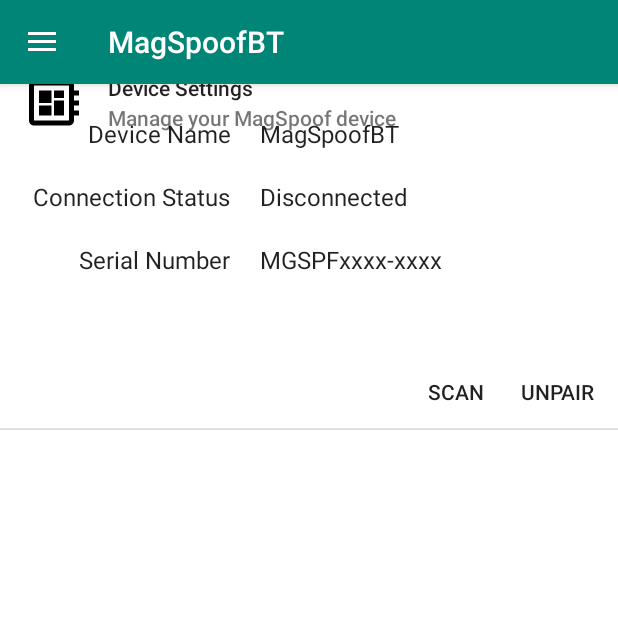
After one commit to jtcressy/magspoof-bt-edition, an Android app: the fragment DeviceSettingsFragment placed in its activity, on a phone screen of 412 x 824 dp, the top half of it. The commit adds this screen. Run offline under Robolectric (Android 15) with nearby library versions, the phone set to English and light mode, and no system bars.

Commit message:
Implement skeleton code for DeviceSettings

```diff
--- a/androidapp/app/build.gradle
+++ b/androidapp/app/build.gradle
@@ -23,6 +23,7 @@
     implementation 'com.android.support:appcompat-v7:28.0.0'
     implementation 'com.android.support:design:28.0.0'
     implementation 'com.android.support.constraint:constraint-layout:1.1.3'
+    implementation 'com.android.support:support-v4:28.0.0'
     testImplementation 'junit:junit:4.12'
     androidTestImplementation 'com.android.support.test:runner:1.0.2'
     androidTestImplementation 'com.android.support.test.espresso:espresso-core:3.0.2'
--- /dev/null
+++ b/androidapp/app/src/main/java/com/github/jtcressy/magspoofbt/DeviceScanAdapter.java
@@ -0,0 +1,54 @@
+package com.github.jtcressy.magspoofbt;
+
+import android.support.design.card.MaterialCardView;
+import android.support.v7.widget.RecyclerView;
+import android.view.LayoutInflater;
+import android.view.ViewGroup;
+import android.widget.Button;
+import android.widget.TextView;
+
+import java.util.ArrayList;
+
+
+public class DeviceScanAdapter extends RecyclerView.Adapter<DeviceScanAdapter.ViewHolder> {
+    private ArrayList<DeviceSettingsFragment.DeviceScanResult> mDataset;
+
+
+    public static class ViewHolder extends RecyclerView.ViewHolder {
+        private TextView serialNumber, deviceName;
+        private Button pairButton;
+        public ViewHolder(MaterialCardView v) {
+            super(v);
+            deviceName = v.findViewById(R.id.deviceName);
+            serialNumber = v.findViewById(R.id.serialNumber);
+            pairButton = v.findViewById(R.id.scanButton);
+        }
+    }
+
+
+    public DeviceScanAdapter(ArrayList<DeviceSettingsFragment.DeviceScanResult> dataset) {
+        mDataset = dataset;
+    }
+
+
+    public DeviceScanAdapter.ViewHolder onCreateViewHolder(ViewGroup parent,
+                                                           int viewType) {
+        MaterialCardView v = (MaterialCardView) LayoutInflater.from(parent.getContext())
+                .inflate(R.layout.device_description_card, parent, false);
+        //TODO: Set view size, margins, paddings, etc.
+        ViewHolder  vh = new ViewHolder(v);
+        return vh;
+    }
+
+    @Override
+    public void onBindViewHolder(ViewHolder holder, int position) {
+        holder.deviceName.setText(mDataset.get(position).deviceName);
+        holder.serialNumber.setText(mDataset.get(position).serialNumber);
+        holder.pairButton.setOnClickListener(mDataset.get(position).pairButtonListener);
+    }
+
+    @Override
+    public int getItemCount() {
+        return mDataset.size();
+    }
+}
--- /dev/null
+++ b/androidapp/app/src/main/java/com/github/jtcressy/magspoofbt/DeviceSettingsFragment.java
@@ -0,0 +1,98 @@
+package com.github.jtcressy.magspoofbt;
+
+import android.os.Bundle;
+import android.support.annotation.NonNull;
+import android.support.annotation.Nullable;
+import android.support.design.card.MaterialCardView;
+import android.support.v4.app.Fragment;
+import android.support.v7.widget.CardView;
+import android.support.v7.widget.LinearLayoutManager;
+import android.support.v7.widget.RecyclerView;
+import android.view.LayoutInflater;
+import android.view.View;
+import android.view.ViewGroup;
+import android.widget.Button;
+import android.widget.TextView;
+import android.widget.Toast;
+
+import java.util.ArrayList;
+
+
+public class DeviceSettingsFragment extends Fragment {
+
+    public View.OnClickListener scanButtonListener;
+    public View.OnClickListener unpairButtonListener;
+    private ArrayList<DeviceScanResult> deviceScans;
+
+
+    private RecyclerView mRecyclerView;
+    private RecyclerView.Adapter mAdapter;
+    private RecyclerView.LayoutManager mLayoutManager;
+
+    public class DeviceScanResult{
+        public String deviceName;
+        public String serialNumber;
+        public View.OnClickListener pairButtonListener;
+        private void pairCallback() {
+            Toast.makeText(getContext(), "pairCallback was called for " + deviceName, Toast.LENGTH_SHORT).show();
+        }
+
+        public DeviceScanResult(String deviceName, String serialNumber) {
+            this.deviceName = deviceName;
+            this.serialNumber = serialNumber;
+            pairButtonListener = new View.OnClickListener() {
+                @Override
+                public void onClick(View v) {
+                    pairCallback();
+                }
+            };
+        }
+    }
+
+
+    @Nullable
+    @Override
+    public View onCreateView(@NonNull LayoutInflater inflater, @Nullable ViewGroup container, @Nullable Bundle savedInstanceState) {
+        View v = inflater.inflate(R.layout.fragment_device_settings, container, false);
+
+        // Button Stuff
+        scanButtonListener = new View.OnClickListener() {
+            @Override
+            public void onClick(View v) {
+                deviceScans.add(new DeviceScanResult("MagSpoofBT"+deviceScans.size(), "MGSPF0000-000"+deviceScans.size()));
+                mAdapter.notifyDataSetChanged();
+            }
+        };
+        unpairButtonListener = new View.OnClickListener() {
+            @Override
+            public void onClick(View v) {
+                Toast.makeText(getContext(), "unpair button clicked", Toast.LENGTH_SHORT).show();
+            }
+        };
+        Button scanButton = v.findViewById(R.id.scanButton);
+        Button unpairButton = v.findViewById(R.id.unpairButton);
+        scanButton.setOnClickListener(scanButtonListener);
+        unpairButton.setOnClickListener(unpairButtonListener);
+        // End Button Stuff
+
+        deviceScans = new ArrayList<DeviceScanResult>();
+
+        // Scan results view setup
+        mRecyclerView = v.findViewById(R.id.deviceListView);
+        mRecyclerView.setHasFixedSize(true);
+        mLayoutManager = new LinearLayoutManager(getActivity());
+        mRecyclerView.setLayoutManager(mLayoutManager);
+        mAdapter = new DeviceScanAdapter(deviceScans);
+        mRecyclerView.setAdapter(mAdapter);
+        // End Scan results view setup
+
+
+        return v;
+    }
+
+
+    @Override
+    public void onCreate(@Nullable Bundle savedInstanceState) {
+        super.onCreate(savedInstanceState);
+    }
+}
--- a/androidapp/app/src/main/java/com/github/jtcressy/magspoofbt/MainActivity.java
+++ b/androidapp/app/src/main/java/com/github/jtcressy/magspoofbt/MainActivity.java
@@ -47,14 +47,11 @@
                 break;
             case R.id.nav_device_connection:
                 getSupportFragmentManager().beginTransaction().replace(R.id.fragment_container,
-                        new DeviceConnectionFragment()).commit();
+                        new DeviceSettingsFragment()).commit();
                 break;
             case R.id.nav_tools:
                 getSupportFragmentManager().beginTransaction().replace(R.id.fragment_container,
                         new ToolsFragment()).commit();
-                break;
-            case R.id.nav_led_test:
-                Toast.makeText(this, "Testing LED on device", Toast.LENGTH_SHORT).show();
                 break;
         }
         drawer.closeDrawer(GravityCompat.START);
--- /dev/null
+++ b/androidapp/app/src/main/res/layout/fragment_device_settings.xml
@@ -0,0 +1,336 @@
+<?xml version="1.0" encoding="utf-8"?>
+<LinearLayout xmlns:android="http://schemas.android.com/apk/res/android"
+    xmlns:app="http://schemas.android.com/apk/res-auto"
+    xmlns:tools="http://schemas.android.com/tools"
+    android:layout_width="match_parent"
+    android:layout_height="match_parent"
+    android:background="@android:color/white"
+    android:orientation="vertical">
+
+    <!--<android.support.v7.widget.CardView-->
+    <!--android:layout_width="match_parent"-->
+    <!--android:layout_height="300dp"-->
+    <!--android:layout_centerHorizontal="true"-->
+    <!--android:layout_marginStart="10dp"-->
+    <!--android:layout_marginTop="10dp"-->
+    <!--android:layout_marginEnd="10dp"-->
+    <!--android:layout_marginBottom="10dp"-->
+    <!--app:cardCornerRadius="15dp"-->
+    <!--app:cardElevation="4dp">-->
+
+    <!--<TableLayout-->
+    <!--android:layout_width="wrap_content"-->
+    <!--android:layout_height="match_parent"-->
+    <!--android:paddingStart="30dp"-->
+    <!--android:paddingTop="15dp"-->
+    <!--android:paddingEnd="30dp"-->
+    <!--android:paddingBottom="15dp"-->
+    <!--android:stretchColumns="1">-->
+
+    <!--<TableRow-->
+    <!--android:layout_width="wrap_content"-->
+    <!--android:layout_height="match_parent"-->
+    <!--android:gravity="fill_horizontal">-->
+
+    <!--<TextView-->
+    <!--android:id="@+id/deviceNameLabel"-->
+    <!--android:layout_width="wrap_content"-->
+    <!--android:layout_height="wrap_content"-->
+    <!--android:gravity="start"-->
+    <!--android:text="Device Name"-->
+    <!--android:textAppearance="@style/TextAppearance.AppCompat.Body1"-->
+    <!--android:textSize="18sp" />-->
+
+    <!--<TextView-->
+    <!--android:id="@+id/deviceName"-->
+    <!--android:layout_width="wrap_content"-->
+    <!--android:layout_height="wrap_content"-->
+    <!--android:gravity="end"-->
+    <!--android:text="MagSpoofBT"-->
+    <!--android:textAppearance="@style/TextAppearance.AppCompat.Body1"-->
+    <!--android:textSize="18sp" />-->
+    <!--</TableRow>-->
+
+    <!--<TableRow-->
+    <!--android:layout_width="wrap_content"-->
+    <!--android:layout_height="match_parent"-->
+    <!--android:gravity="fill_horizontal">-->
+
+    <!--<TextView-->
+    <!--android:id="@+id/connectionStatusLabel"-->
+    <!--android:layout_width="wrap_content"-->
+    <!--android:layout_height="wrap_content"-->
+    <!--android:gravity="start"-->
+    <!--android:text="Device Name"-->
+    <!--android:textAppearance="@style/TextAppearance.AppCompat.Body1"-->
+    <!--android:textSize="18sp" />-->
+
+    <!--<TextView-->
+    <!--android:id="@+id/connectionStatus"-->
+    <!--android:layout_width="wrap_content"-->
+    <!--android:layout_height="wrap_content"-->
+    <!--android:gravity="end"-->
+    <!--android:text="MagSpoofBT"-->
+    <!--android:textAppearance="@style/TextAppearance.AppCompat.Body1"-->
+    <!--android:textSize="18sp" />-->
+    <!--</TableRow>-->
+
+    <!--<TableRow-->
+    <!--android:layout_width="wrap_content"-->
+    <!--android:layout_height="match_parent"-->
+    <!--android:gravity="fill_horizontal">-->
+
+    <!--<TextView-->
+    <!--android:id="@+id/serialNumberLabel"-->
+    <!--android:layout_width="wrap_content"-->
+    <!--android:layout_height="wrap_content"-->
+    <!--android:gravity="start"-->
+    <!--android:text="Device Name"-->
+    <!--android:textAppearance="@style/TextAppearance.AppCompat.Body1"-->
+    <!--android:textSize="18sp" />-->
+
+    <!--<TextView-->
+    <!--android:id="@+id/serialNumber"-->
+    <!--android:layout_width="wrap_content"-->
+    <!--android:layout_height="wrap_content"-->
+    <!--android:gravity="end"-->
+    <!--android:text="MagSpoofBT"-->
+    <!--android:textAppearance="@style/TextAppearance.AppCompat.Body1"-->
+    <!--android:textSize="18sp" />-->
+    <!--</TableRow>-->
+
+    <!--<TableRow-->
+    <!--android:layout_width="wrap_content"-->
+    <!--android:layout_height="match_parent"-->
+    <!--android:gravity="fill_horizontal">-->
+
+    <!--<TextView-->
+    <!--android:id="@+id/fourthParameterLabel"-->
+    <!--android:layout_width="wrap_content"-->
+    <!--android:layout_height="wrap_content"-->
+    <!--android:gravity="start"-->
+    <!--android:text="Device Name"-->
+    <!--android:textAppearance="@style/TextAppearance.AppCompat.Body1"-->
+    <!--android:textSize="18sp" />-->
+
+    <!--<TextView-->
+    <!--android:id="@+id/fourthParameter"-->
+    <!--android:layout_width="wrap_content"-->
+    <!--android:layout_height="wrap_content"-->
+    <!--android:gravity="end"-->
+    <!--android:text="MagSpoofBT"-->
+    <!--android:textAppearance="@style/TextAppearance.AppCompat.Body1"-->
+    <!--android:textSize="18sp" />-->
+    <!--</TableRow>-->
+    <!--</TableLayout>-->
+
+    <!--</android.support.v7.widget.CardView>-->
+
+    <android.support.constraint.ConstraintLayout
+        android:layout_width="match_parent"
+        android:layout_height="wrap_content">
+
+        <ImageView
+            android:id="@+id/avatar_image"
+            android:layout_width="48dp"
+            android:layout_height="48dp"
+            android:layout_marginStart="12dp"
+            android:layout_marginTop="12dp"
+            android:contentDescription="@string/device_connection_desc"
+            android:padding="4dp"
+            android:scaleType="centerCrop"
+            app:layout_constraintBottom_toTopOf="@+id/properties_table"
+            app:layout_constraintStart_toStartOf="parent"
+            app:layout_constraintTop_toTopOf="parent"
+            app:layout_constraintVertical_chainStyle="packed"
+            app:srcCompat="@drawable/ic_device_connection" />
+
+        <TextView
+            android:id="@+id/title_text"
+            android:layout_width="0dp"
+            android:layout_height="wrap_content"
+            android:layout_marginStart="12dp"
+            android:layout_marginTop="4dp"
+            android:layout_marginEnd="16dp"
+            android:text="@string/device_connection_title"
+            android:textAppearance="@style/TextAppearance.AppCompat.Body2"
+            android:textColor="#DE000000"
+            app:layout_constraintEnd_toEndOf="parent"
+            app:layout_constraintStart_toEndOf="@+id/avatar_image"
+            app:layout_constraintTop_toTopOf="@+id/avatar_image" />
+
+        <TextView
+            android:id="@+id/subtitle_text"
+            android:layout_width="0dp"
+            android:layout_height="wrap_content"
+            android:layout_marginStart="12dp"
+            android:layout_marginEnd="16dp"
+            android:layout_marginBottom="4dp"
+            android:text="@string/device_connection_desc"
+            android:textAppearance="@style/TextAppearance.AppCompat.Body2"
+            android:textColor="#8A000000"
+            app:layout_constraintBottom_toBottomOf="@+id/avatar_image"
+            app:layout_constraintEnd_toEndOf="parent"
+            app:layout_constraintStart_toEndOf="@+id/avatar_image" />
+
+        <TableLayout
+            android:id="@+id/properties_table"
+            android:layout_width="match_parent"
+            android:layout_height="match_parent"
+            android:layout_marginStart="12dp"
+            android:layout_marginTop="12dp"
+            android:layout_marginEnd="12dp"
+            android:stretchColumns="1"
+            app:layout_constraintBottom_toTopOf="@+id/supporting_text"
+            app:layout_constraintDimensionRatio="H,16:9"
+            app:layout_constraintEnd_toEndOf="parent"
+            app:layout_constraintStart_toStartOf="parent"
+            app:layout_constraintTop_toBottomOf="@+id/avatar_image"
+            app:layout_constraintTop_toTopOf="parent">
+
+            <TableRow
+                android:layout_width="match_parent"
+                android:layout_height="match_parent"
+                android:padding="10dp">
+
+                <TextView
+                    android:id="@+id/deviceNameLabel"
+                    android:layout_width="wrap_content"
+                    android:layout_height="wrap_content"
+                    android:gravity="end"
+                    android:paddingEnd="10dp"
+                    android:text="@string/device_connection_label_deviceName"
+                    android:textAppearance="@android:style/TextAppearance.Material.SearchResult.Subtitle" />
+
+                <TextView
+                    android:id="@+id/deviceName"
+                    android:layout_width="wrap_content"
+                    android:layout_height="wrap_content"
+                    android:gravity="start"
+                    android:paddingStart="10dp"
+                    android:text="@string/device_connection_placeholder_deviceName"
+                    android:textAppearance="@android:style/TextAppearance.Material.SearchResult.Subtitle" />
+            </TableRow>
+
+            <TableRow
+                android:layout_width="match_parent"
+                android:layout_height="match_parent"
+                android:padding="10dp">
+
+                <TextView
+                    android:id="@+id/connectionStatusLabel"
+                    android:layout_width="wrap_content"
+                    android:layout_height="wrap_content"
+                    android:gravity="end"
+                    android:paddingEnd="10dp"
+                    android:text="@string/device_connection_label_connectionStatus"
+                    android:textAppearance="@android:style/TextAppearance.Material.SearchResult.Subtitle" />
+
+                <TextView
+                    android:id="@+id/connectionStatus"
+                    android:layout_width="match_parent"
+                    android:layout_height="wrap_content"
+                    android:gravity="start"
+                    android:paddingStart="10dp"
+                    android:text="@string/device_connection_status_default"
+                    android:textAppearance="@android:style/TextAppearance.Material.SearchResult.Subtitle" />
+
+            </TableRow>
+
+            <TableRow
+                android:layout_width="match_parent"
+                android:layout_height="match_parent"
+                android:padding="10dp">
+
+                <TextView
+                    android:id="@+id/serialNumberLabel"
+                    android:layout_width="wrap_content"
+                    android:layout_height="wrap_content"
+                    android:gravity="end"
+                    android:paddingEnd="10dp"
+                    android:text="@string/device_connection_label_serialNumber"
+                    android:textAppearance="@android:style/TextAppearance.Material.SearchResult.Subtitle" />
+
+                <TextView
+                    android:id="@+id/serialNumber"
+                    android:layout_width="wrap_content"
+                    android:layout_height="wrap_content"
+                    android:gravity="start"
+                    android:paddingStart="10dp"
+                    android:text="@string/device_connection_placeholder_serialNumber"
+                    android:textAppearance="@android:style/TextAppearance.Material.SearchResult.Subtitle" />
+            </TableRow>
+
+        </TableLayout>
+
+        <!--<ImageView-->
+        <!--android:id="@+id/media_image"-->
+        <!--android:layout_width="0dp"-->
+        <!--android:layout_height="0dp"-->
+        <!--android:layout_marginTop="12dp"-->
+        <!--android:scaleType="centerCrop"-->
+        <!--app:layout_constraintDimensionRatio="H,16:9"-->
+        <!--app:layout_constraintTop_toBottomOf="@+id/avatar_image"-->
+        <!--app:layout_constraintStart_toStartOf="parent"-->
+        <!--app:layout_constraintEnd_toEndOf="parent"-->
+        <!--app:layout_constraintBottom_toTopOf="@+id/supporting_text"/>-->
+
+        <TextView
+            android:id="@+id/supporting_text"
+            android:layout_width="0dp"
+            android:layout_height="wrap_content"
+            android:layout_marginStart="16dp"
+            android:layout_marginTop="16dp"
+            android:layout_marginEnd="16dp"
+            android:lineSpacingExtra="8dp"
+            android:textAppearance="@style/TextAppearance.AppCompat.Body1"
+            android:textColor="#DE000000"
+            app:layout_constraintEnd_toEndOf="parent"
+            app:layout_constraintStart_toStartOf="parent"
+            app:layout_constraintTop_toBottomOf="@+id/properties_table" />
+
+        <Button
+            android:id="@+id/scanButton"
+            style="@style/Widget.AppCompat.Button.Borderless"
+            android:layout_width="wrap_content"
+            android:layout_height="wrap_content"
+            android:layout_marginTop="8dp"
+            android:layout_marginEnd="8dp"
+            android:minWidth="0dp"
+            android:paddingStart="8dp"
+            android:paddingEnd="8dp"
+            android:text="@string/device_connection_label_actions_scan"
+            android:textColor="#DE000000"
+            app:layout_constraintEnd_toStartOf="@+id/unpairButton"
+            app:layout_constraintTop_toBottomOf="@+id/supporting_text" />
+
+        <Button
+            android:id="@+id/unpairButton"
+            style="@style/Widget.AppCompat.Button.Borderless"
+            android:layout_width="wrap_content"
+            android:layout_height="wrap_content"
+            android:layout_marginTop="8dp"
+            android:layout_marginEnd="8dp"
+            android:minWidth="0dp"
+            android:paddingStart="8dp"
+            android:paddingEnd="8dp"
+            android:text="@string/device_connection_label_actions_unpair"
+            android:textColor="#DE000000"
+            app:layout_constraintEnd_toEndOf="parent"
+            app:layout_constraintTop_toBottomOf="@+id/supporting_text" />
+
+    </android.support.constraint.ConstraintLayout>
+
+    <View
+        android:id="@+id/divider"
+        android:layout_width="match_parent"
+        android:layout_height="1dp"
+        android:background="?android:attr/listDivider" />
+
+    <android.support.v7.widget.RecyclerView
+        android:id="@+id/deviceListView"
+        android:layout_width="match_parent"
+        android:layout_height="match_parent"
+        android:scrollbars="vertical" />
+
+</LinearLayout>
--- a/androidapp/app/src/main/res/menu/drawer_menu.xml
+++ b/androidapp/app/src/main/res/menu/drawer_menu.xml
@@ -11,7 +11,7 @@
         <item
             android:id="@+id/nav_device_connection"
             android:icon="@drawable/ic_device_connection"
-            android:title="Device Connection" />
+            android:title="Device Settings" />
         <item
             android:id="@+id/nav_tools"
             android:icon="@drawable/ic_tools"
--- a/androidapp/app/src/main/res/values/strings.xml
+++ b/androidapp/app/src/main/res/values/strings.xml
@@ -5,4 +5,32 @@
 
     <string name="navigation_drawer_open">Open navigation drawer</string>
     <string name="navigation_drawer_close">Close navigation drawer</string>
+
+
+    <!--Device Connection Strings-->
+    <string name="device_connection_title">Device Settings</string>
+    <string name="device_connection_desc">Manage your MagSpoof device</string>
+    <string name="device_connection_label_deviceName">Device Name</string>
+    <string name="device_connection_placeholder_deviceName">@string/app_name</string>
+    <string name="device_connection_placeholder_serialNumber">MGSPFxxxx-xxxx</string>
+    <string name="device_connection_label_connectionStatus">Connection Status</string>
+    <string name="device_connection_label_serialNumber">Serial Number</string>
+    <string name="device_connection_label_actions_scan">SCAN</string>
+    <string name="device_connection_label_actions_connect">CONNECT</string>
+    <string name="device_connection_label_actions_unpair">UNPAIR</string>
+    <string name="device_connection_status_connected">Connected</string>
+    <string name="device_connection_status_disconnected">Disconnected</string>
+    <string name="device_connection_status_scanning">Scanning</string>
+    <string name="device_connection_status_default">@string/device_connection_status_disconnected</string>
+    <string-array name="device_connection_statuses">
+        <item>@string/device_connection_status_connected</item>
+        <item>@string/device_connection_status_disconnected</item>
+        <item>@string/device_connection_status_scanning</item>
+    </string-array>
+
+    <!--Device Description Card Strings-->
+    <string name="device_desc_label_deviceName">@string/device_connection_label_deviceName</string>
+    <string name="device_desc_label_serialNumber">@string/device_connection_label_serialNumber</string>
+    <string name="device_desc_label_pair">PAIR</string>
+
 </resources>
```
Also changed, not shown: androidapp/app/src/main/AndroidManifest.xml (+16 -1 lines), androidapp/app/src/main/java/com/github/jtcressy/magspoofbt/DeviceConnectionFragment.java (deleted, +0 -18 lines), androidapp/app/src/main/res/layout/device_description_card.xml (added, +91 -0 lines), androidapp/app/src/main/res/layout/fragment_device_connection.xml (deleted, +0 -13 lines), androidapp/app/src/main/res/layout/fragment_tools.xml (+1 -8 lines), androidapp/app/src/main/res/values/arrays.xml (added, +16 -0 lines).
